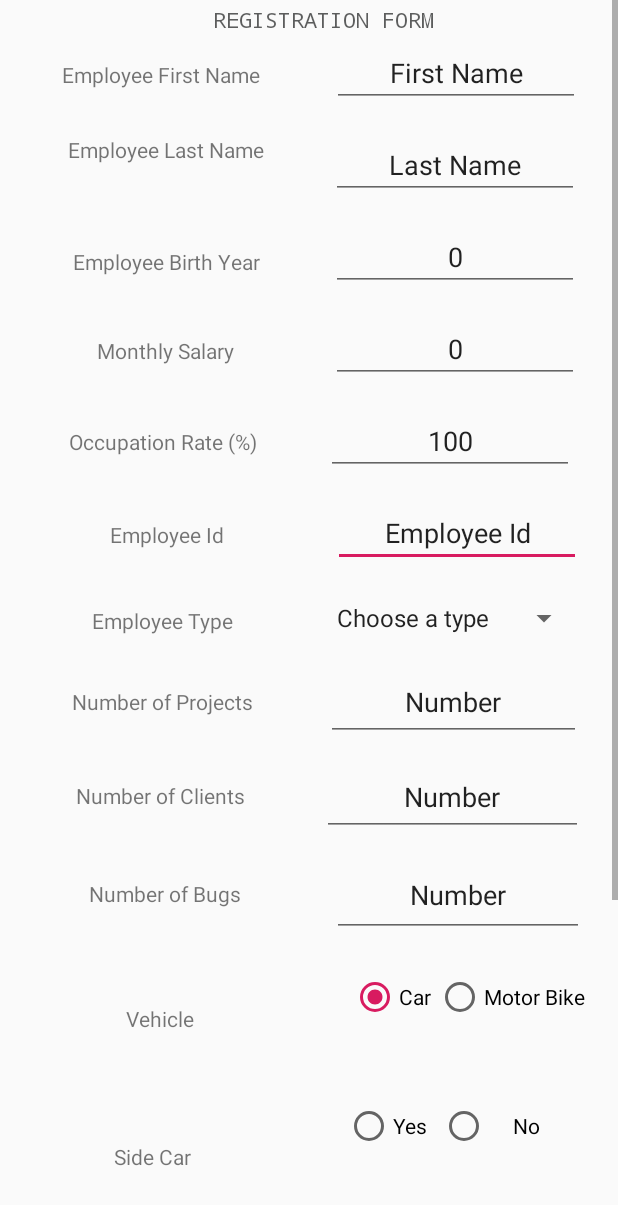
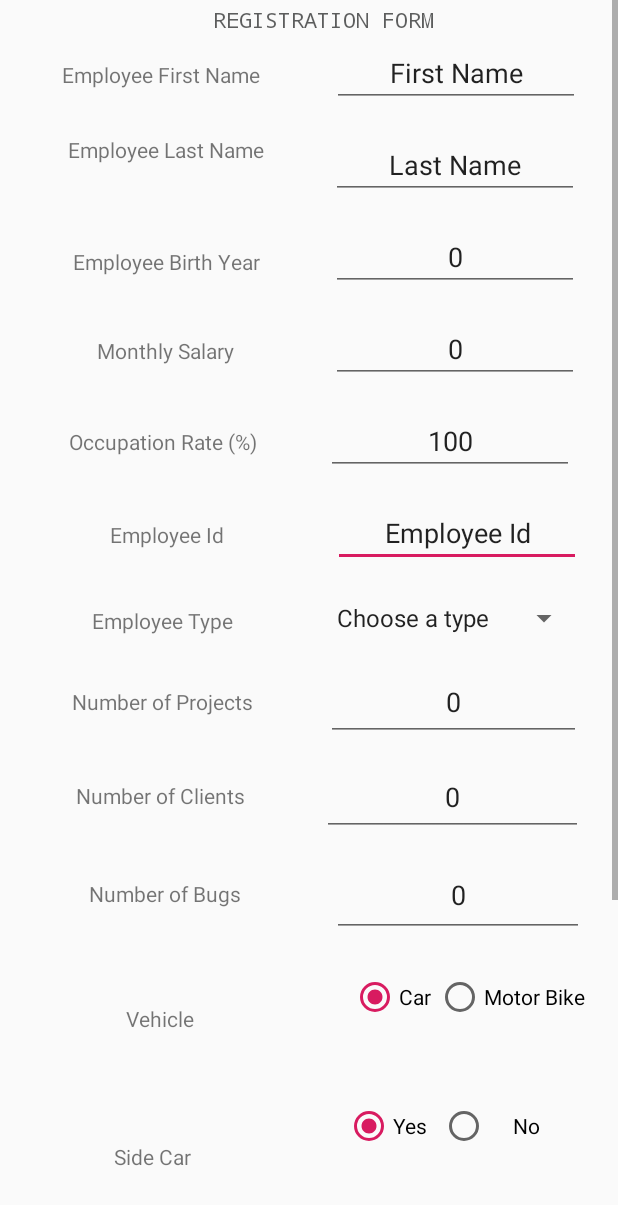
Before and after one commit to Taran2994/AndroidProject, an Android app: the layout activity_registeration_form.xml on its own in the app's theme, with its tools: preview values and no code run, on a phone screen of 412 x 824 dp. Shown: the top 1205 px of the screen. Run offline under Robolectric (Android 15) with nearby library versions, the phone set to English and light mode, and no system bars.

Commit message:
Register module working C#18

```diff
--- a/app/src/main/res/layout/activity_registeration_form.xml
+++ b/app/src/main/res/layout/activity_registeration_form.xml
@@ -391,7 +391,7 @@
                 android:ems="10"
                 android:gravity="center"
                 android:inputType="textPersonName"
-                android:text="Number"
+                android:text="0"
                 android:visibility="visible"
                 app:layout_constraintEnd_toEndOf="parent"
                 app:layout_constraintHorizontal_bias="0.5"
@@ -406,7 +406,7 @@
                 android:ems="10"
                 android:gravity="center"
                 android:inputType="textPersonName"
-                android:text="Number"
+                android:text="0"
                 android:visibility="visible"
                 app:layout_constraintEnd_toEndOf="parent"
                 app:layout_constraintHorizontal_bias="0.5"
@@ -421,7 +421,7 @@
                 android:ems="10"
                 android:gravity="center"
                 android:inputType="textPersonName"
-                android:text="Number"
+                android:text="0"
                 android:visibility="visible"
                 app:layout_constraintEnd_toEndOf="parent"
                 app:layout_constraintHorizontal_bias="0.5"
@@ -501,6 +501,7 @@
                     android:id="@+id/yese"
                     android:layout_width="60dp"
                     android:layout_height="wrap_content"
+                    android:checked="true"
                     android:text="Yes"
                     android:visibility="visible" />
 
```
Also changed, not shown: app/src/main/java/com/example/myapplication/MainActivity.java (+15 -0 lines), app/src/main/java/com/example/myapplication/RegisterationForm.java (+10 -3 lines), app/src/main/res/layout/activity_main.xml (+26 -2 lines).
